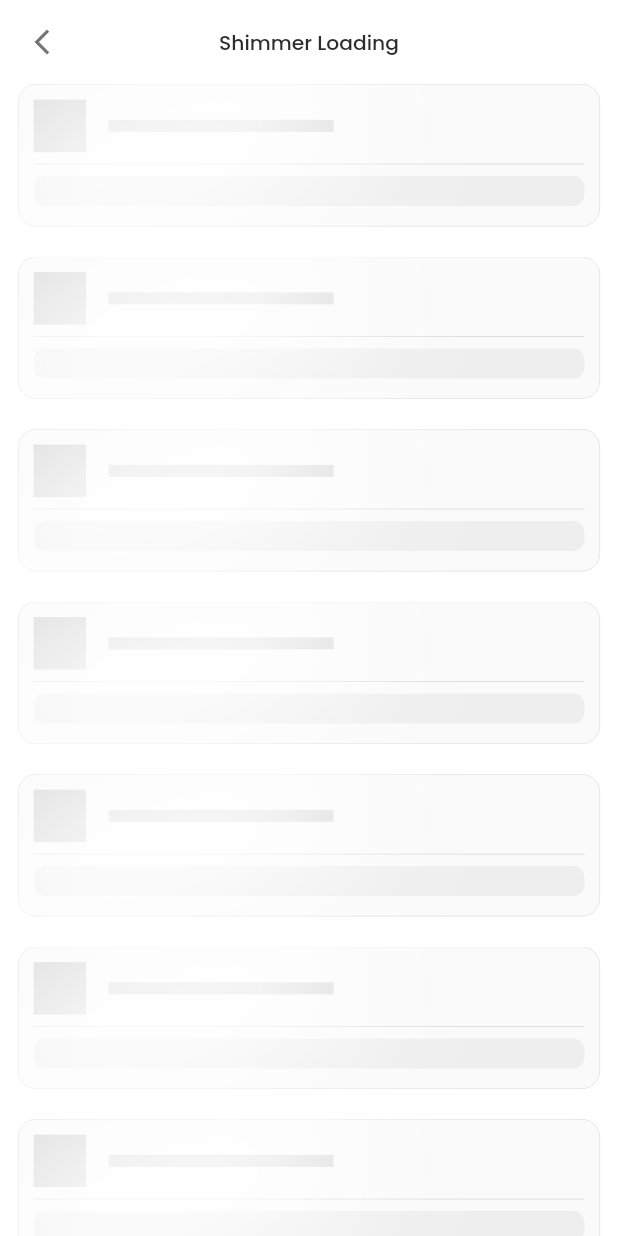
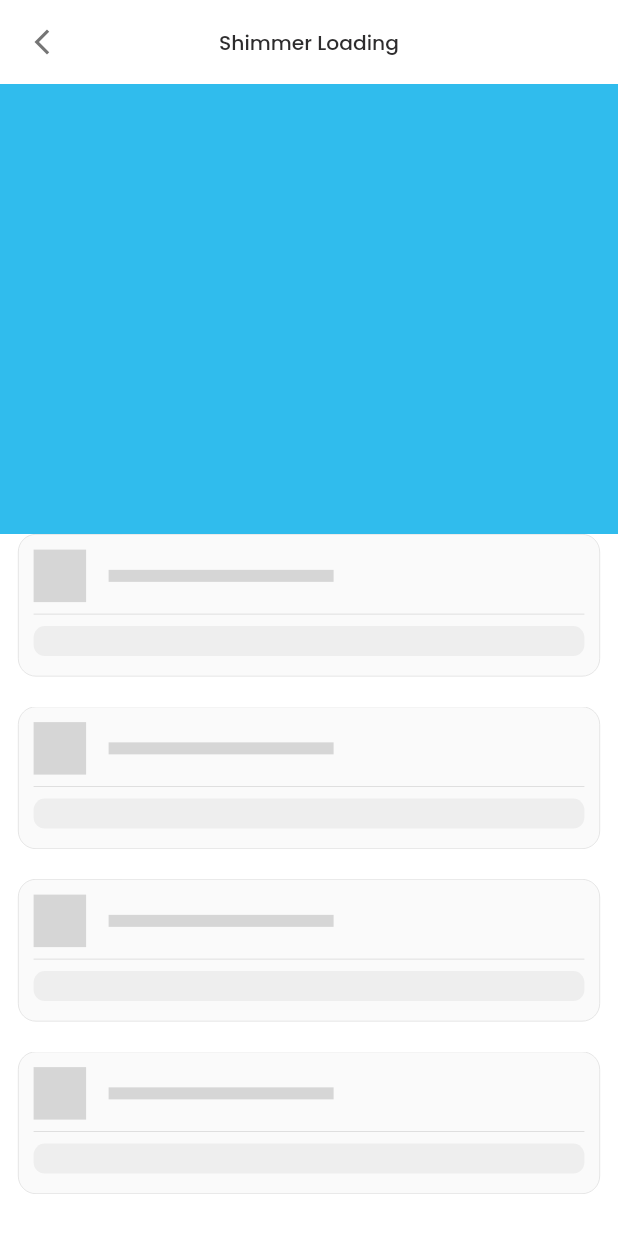
Before and after one commit to jbjason/packages_app, a Flutter app: the screen it shows after launch, after a tap on "Shimmer Loading Package", on a phone screen of 412 x 824 dp. Run offline on Flutter 3.47's test engine with Material 3 defaults, Android fonts, the phone set to English and light mode, and no system bars; our stand-ins replace elegant_notification, logger, permission_handler; project files that could hold a hidden picture were left out.

Commit message:
shimmer loading updated

```diff
--- a/lib/features/otp_field/presentation/otp_field_screen.dart
+++ b/lib/features/otp_field/presentation/otp_field_screen.dart
@@ -20,7 +20,7 @@ class _OtpFieldScreenState extends State<OtpFieldScreen> {
         crossAxisAlignment: CrossAxisAlignment.stretch,
         children: [
           OtpField(
-            length: 4,
+            length: 8,
             onSubmit: (val) => setState(() => _otp = val),
           ),
           const SizedBox(height: 20),
--- a/lib/features/otp_field/presentation/widgets/otp_field.dart
+++ b/lib/features/otp_field/presentation/widgets/otp_field.dart
@@ -18,6 +18,8 @@ class _OtpFieldState extends State<OtpField> {
   final _otpController4 = TextEditingController();
   final _otpController5 = TextEditingController();
   final _otpController6 = TextEditingController();
+  final _otpController7 = TextEditingController();
+  final _otpController8 = TextEditingController();
   final List<TextEditingController> _otpControllerList = [];
   final _otpFocusNode1 = FocusNode();
   final _otpFocusNode2 = FocusNode();
@@ -25,6 +27,8 @@ class _OtpFieldState extends State<OtpField> {
   final _otpFocusNode4 = FocusNode();
   final _otpFocusNode5 = FocusNode();
   final _otpFocusNode6 = FocusNode();
+  final _otpFocusNode7 = FocusNode();
+  final _otpFocusNode8 = FocusNode();
   final List<FocusNode> _otpFocusList = [];
 
   @override
@@ -36,12 +40,16 @@ class _OtpFieldState extends State<OtpField> {
     _otpFocusList.add(_otpFocusNode4);
     _otpFocusList.add(_otpFocusNode5);
     _otpFocusList.add(_otpFocusNode6);
+    _otpFocusList.add(_otpFocusNode7);
+    _otpFocusList.add(_otpFocusNode8);
     _otpControllerList.add(_otpController1);
     _otpControllerList.add(_otpController2);
     _otpControllerList.add(_otpController3);
     _otpControllerList.add(_otpController4);
     _otpControllerList.add(_otpController5);
     _otpControllerList.add(_otpController6);
+    _otpControllerList.add(_otpController7);
+    _otpControllerList.add(_otpController8);
   }
 
   @override
@@ -152,12 +160,16 @@ class _OtpFieldState extends State<OtpField> {
     _otpFocusNode4.dispose();
     _otpFocusNode5.dispose();
     _otpFocusNode6.dispose();
+    _otpFocusNode7.dispose();
+    _otpFocusNode8.dispose();
     _otpController1.dispose();
     _otpController2.dispose();
     _otpController3.dispose();
     _otpController4.dispose();
     _otpController5.dispose();
     _otpController6.dispose();
+    _otpController7.dispose();
+    _otpController8.dispose();
     super.dispose();
   }
 }
--- a/lib/features/shimmer_loading/presentation/shimmer_loading_screen.dart
+++ b/lib/features/shimmer_loading/presentation/shimmer_loading_screen.dart
@@ -13,12 +13,21 @@ class ShimmerLoadingScreen extends StatelessWidget {
     return Scaffold(
       appBar: MyDimens().getNormalAppBar("Shimmer Loading", [], context, true),
       body: SafeArea(
-        child: ShimmerloadingCard(
-          height: 95,
-          width: size.width,
-          length: 7,
-          itemSeparateHeight: 20,
-          child: _getChild(size),
+        child: Column(
+          children: [
+            Container(height: 300, color: MyColor.skyPrimary),
+            ShimmerloadingCard(
+              itemHeight: 95,
+              length: 4,
+              itemSeparateHeightWidth: 20,
+              heightLightColor: Colors.greenAccent,
+              secondaryColor: Colors.green,
+              scrollDirection: Axis.vertical,
+              child: _getChild(size),
+            ),
+
+            // Container(height: 300, color: MyColor.skyPrimary),
+          ],
         ),
       ),
     );
@@ -27,6 +36,7 @@ class ShimmerLoadingScreen extends StatelessWidget {
   Widget _getChild(Size size) => Container(
         margin: const EdgeInsets.symmetric(horizontal: 12),
         padding: const EdgeInsets.all(10),
+        height: 95,
         decoration: BoxDecoration(
           borderRadius: BorderRadius.circular(12),
           color: MyColor.cardBackgroundColor,
@@ -70,23 +80,23 @@ class ShimmerloadingCard extends StatefulWidget {
   const ShimmerloadingCard(
       {super.key,
       required this.child,
-      required this.height,
-      required this.width,
-      this.startColor = Colors.white,
-      this.endColor = Colors.white38,
+      required this.itemHeight,
+      this.itemWidth,
+      this.heightLightColor = Colors.white,
+      this.secondaryColor = Colors.white38,
       this.length = 1,
-      this.itemSeparateHeight = 0,
-      this.itemSeparateWidth = 0,
-      this.scrollDirection = Axis.vertical});
+      this.itemSeparateHeightWidth = 0,
+      this.scrollDirection = Axis.vertical,
+      this.duration = const Duration(milliseconds: 1300)});
   final Widget child;
-  final double height;
-  final double width;
-  final Color startColor;
-  final Color endColor;
+  final double itemHeight;
+  final double? itemWidth;
+  final Color heightLightColor;
+  final Color secondaryColor;
   final int length;
-  final double itemSeparateHeight;
-  final double itemSeparateWidth;
+  final double itemSeparateHeightWidth;
   final Axis scrollDirection;
+  final Duration duration;
   @override
   State<ShimmerloadingCard> createState() => _ShimmerloadingCardState();
 }
@@ -95,37 +105,54 @@ class _ShimmerloadingCardState extends State<ShimmerloadingCard>
     with TickerProviderStateMixin {
   late AnimationController _controller;
   late Animation<Color?> _colorAnimation;
+  bool _isVerticalScroll = true;
+  double _shimmerItemWidth = 0;
   //final GlobalKey _sizeKey = GlobalKey();
 
   @override
   void initState() {
     super.initState();
     //WidgetsBinding.instance.addPostFrameCallback((_) => _getSize());
-    _controller = AnimationController(
-        vsync: this, duration: const Duration(milliseconds: 1000));
-    _colorAnimation = ColorTween(begin: widget.startColor, end: widget.endColor)
-        .animate(_controller);
+    _controller = AnimationController(vsync: this, duration: widget.duration);
+    _colorAnimation =
+        ColorTween(begin: widget.heightLightColor, end: widget.secondaryColor)
+            .animate(_controller);
     _controller.repeat();
   }
 
   @override
+  void didChangeDependencies() {
+    super.didChangeDependencies();
+    _isVerticalScroll = widget.scrollDirection == Axis.vertical;
+    _shimmerItemWidth = widget.itemWidth ?? MediaQuery.of(context).size.width;
+  }
+
+  @override
   Widget build(BuildContext context) {
-    return ListView.separated(
-      itemCount: widget.length,
-      scrollDirection: widget.scrollDirection,
-      shrinkWrap: true,
-      separatorBuilder: (_, __) => SizedBox(
-        height: widget.itemSeparateHeight,
-        width: widget.itemSeparateWidth,
-      ),
-      itemBuilder: (context, i) => SizedBox(
-        height: widget.height,
-        width: widget.width,
+    return _isVerticalScroll
+        ? SingleChildScrollView(
+            child: Column(
+                children: List.generate(widget.length, (i) => _getShimmeritem)),
+          )
+        : SingleChildScrollView(
+            scrollDirection: Axis.horizontal,
+            child: Row(
+                children: List.generate(widget.length, (i) => _getShimmeritem)),
+          );
+  }
+
+  Widget get _getShimmeritem => Container(
+        height: widget.itemHeight,
+        width: _shimmerItemWidth,
+        margin: EdgeInsets.only(
+          bottom: _isVerticalScroll ? widget.itemSeparateHeightWidth : 0,
+          right: _isVerticalScroll ? 0 : widget.itemSeparateHeightWidth,
+        ),
         child: Stack(
           children: [
             widget.child,
             Positioned(
-              left: 0,
+              left: 20,
               top: -100,
               bottom: -50,
               width: 120,
@@ -135,8 +162,8 @@ class _ShimmerloadingCardState extends State<ShimmerloadingCard>
                   alignment: Alignment.center,
                   transform: Matrix4.identity()
                     ..rotateZ(degree.radians(70))
-                    ..translate(widget.width * _controller.value,
-                        1 - (widget.width * _controller.value)),
+                    ..translate(_shimmerItemWidth * _controller.value,
+                        1 - (_shimmerItemWidth * _controller.value)),
                   child: Container(
                     decoration: BoxDecoration(
                       boxShadow: [
@@ -153,9 +180,7 @@ class _ShimmerloadingCardState extends State<ShimmerloadingCard>
             ),
           ],
         ),
-      ),
-    );
-  }
+      );
 
   // void _getSize() {
   //   RenderBox renderBox =
```
